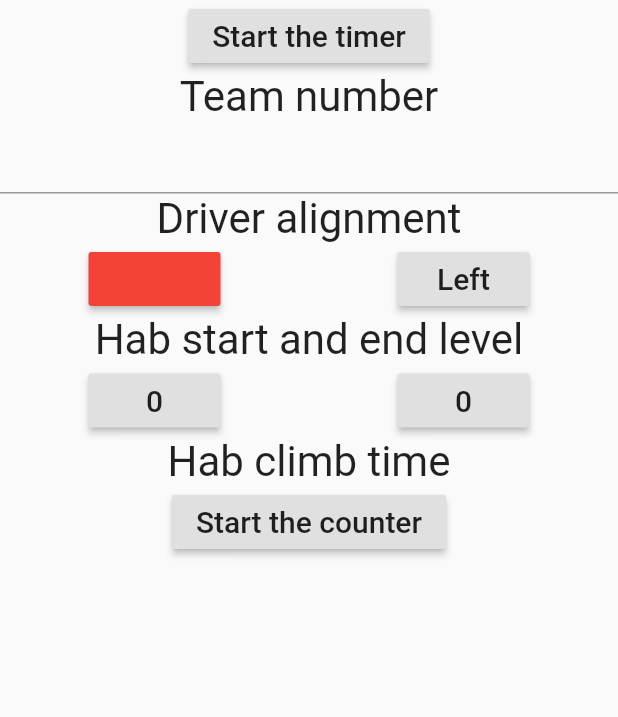
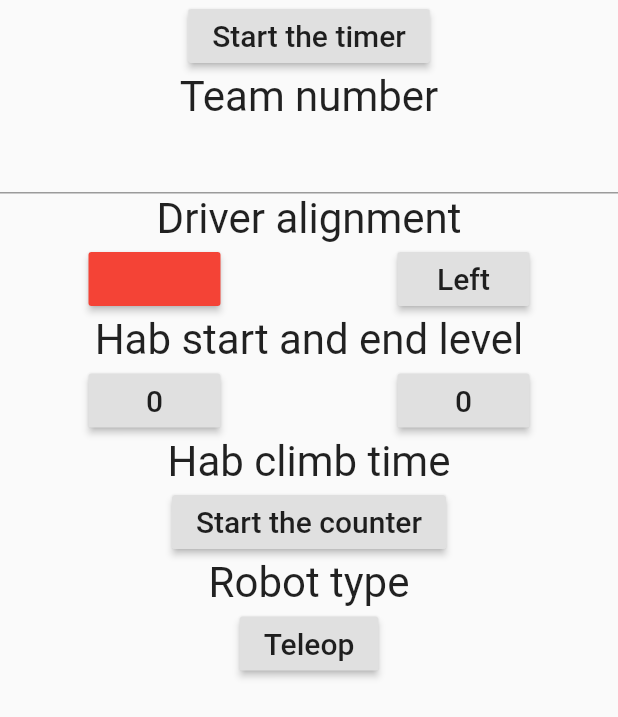
Before and after one commit to altalk23/scouting_app, a Flutter app: the screen it shows after launch, on a phone screen of 412 x 824 dp. Shown: the top 717 px of the screen. Run offline on Flutter 3.47's test engine with Material 2 defaults, Android fonts, the phone set to English and light mode, and no system bars; our stand-ins replace qr_flutter.

Commit message:
Split up dart file, part 10 Add robot type

```diff
--- /dev/null
+++ b/lib/input/robot_type.dart
@@ -0,0 +1,35 @@
+import 'package:flutter/material.dart';
+import 'package:scouting_app/loop_list.dart';
+import 'package:scouting_app/widget/custom_button.dart';
+import 'package:scouting_app/widget/custom_label.dart';
+
+class RobotType extends StatelessWidget {
+    RobotType({this.label, this.typeList, this.onPressed});
+
+    final String label;
+    final LoopList typeList;
+    final VoidCallback onPressed;
+
+    @override
+    Widget build(BuildContext context) {
+        return Column(
+            children: <Widget>[
+                CustomLabel(
+                    label,
+                    style: TextStyle(
+                        fontSize: 28.0,
+                    ),
+                ),
+                CustomButton(
+                    child: CustomLabel(
+                        typeList[0],
+                        style: TextStyle(
+                            fontSize: 20.0,
+                        ),
+                    ),
+                    onPressed: onPressed,
+                ),
+            ],
+        );
+    }
+}
--- a/lib/screen/input_screen.dart
+++ b/lib/screen/input_screen.dart
@@ -4,6 +4,7 @@ import 'package:flutter/material.dart';
 import 'package:scouting_app/input/driver_station.dart';
 import 'package:scouting_app/input/hab_climb_time.dart';
 import 'package:scouting_app/input/hab_start_and_end_level.dart';
+import 'package:scouting_app/input/robot_type.dart';
 
 import 'package:scouting_app/input/stopwatch.dart';
 import 'package:scouting_app/input/team_number.dart';
@@ -40,6 +41,8 @@ class _InputScreen extends State<InputScreen> {
         labelList['hab_end_level'] = new LoopList(['0', '1', '2', '3']);
         labelList['hab_climb'] = new LoopList(['Hab climb time']);
         labelList['hab_climb_time'] = new LoopList(['Start the counter', 'End the counter', '%counter']);
+        labelList['robot_type'] = new LoopList(['Robot type']);
+        labelList['robot_type_list'] = new LoopList(['Teleop', 'Autonomous', 'Mixed']);
 
         // All map initializations
         mainMap['team_number'] = '';
@@ -48,6 +51,7 @@ class _InputScreen extends State<InputScreen> {
         mainMap['hab_start_level'] = labelList['hab_start_level'][0];
         mainMap['hab_end_level'] = labelList['hab_end_level'][0];
         mainMap['hab_climb_time'] = climbStopwatch.elapsed.toString();
+        mainMap['robot_type'] = labelList['robot_type_list'][0];
     }
 
     @override
@@ -137,6 +141,16 @@ class _InputScreen extends State<InputScreen> {
                             });
                         } : null,
                     ),
+                    RobotType(
+                        label: labelList['robot_type'][0],
+                        typeList: labelList['robot_type_list'],
+                        onPressed: () {
+                            setState(() {
+                                labelList['robot_type_list'].loop();
+                                print(mainMap.toString());
+                            });
+                        },
+                    )
                 ],
             ),
         );
```
Also changed, not shown: lib/main.dart (+0 -25 lines).
